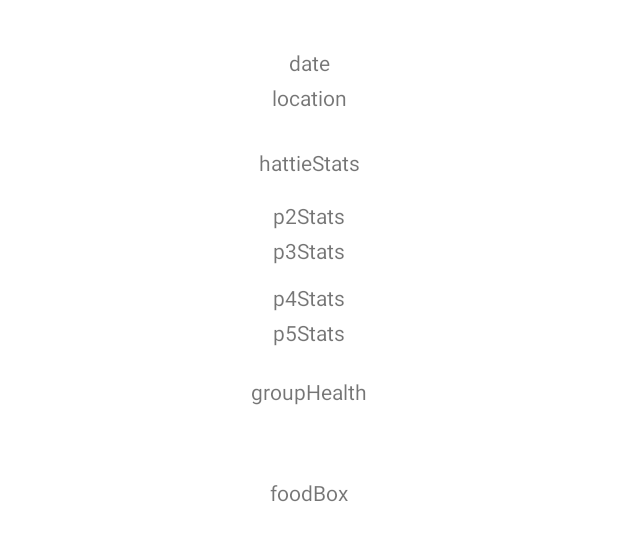
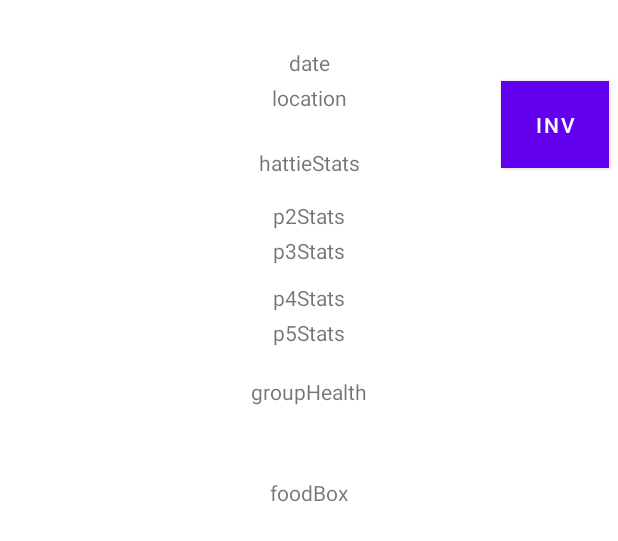
Before and after one commit to r-rennie/OregonTrail, an Android app: the layout activity_main.xml on its own in the app's theme, with its tools: preview values and no code run, on a phone screen of 412 x 824 dp. Shown: the top 541 px of the screen. Run offline under Robolectric (Android 15) with nearby library versions, the phone set to English and light mode, and no system bars.

Commit message:
Inventory button

```diff
--- a/app/src/main/res/layout/activity_main.xml
+++ b/app/src/main/res/layout/activity_main.xml
@@ -255,10 +255,26 @@
         android:layout_width="wrap_content"
         android:layout_height="wrap_content"
         android:layout_marginEnd="731dp"
+        android:background="@drawable/oregontrailtitle"
         android:visibility="gone"
         app:layout_constraintEnd_toEndOf="parent"
         app:layout_constraintTop_toTopOf="parent"
-        app:srcCompat="@drawable/oregontrailtitle"
-        android:background="@drawable/oregontrailtitle"/>
+        app:srcCompat="@drawable/oregontrailtitle" />
+
+    <Button
+        android:id="@+id/inventoryButton"
+        android:layout_width="72dp"
+        android:layout_height="58dp"
+        android:layout_marginStart="343dp"
+        android:layout_marginTop="8dp"
+        android:layout_marginEnd="16dp"
+        android:layout_marginBottom="666dp"
+        android:background="#4CAF50"
+        android:backgroundTint="#8BC34A"
+        android:text="INV"
+        app:layout_constraintBottom_toBottomOf="parent"
+        app:layout_constraintEnd_toEndOf="parent"
+        app:layout_constraintStart_toStartOf="parent"
+        app:layout_constraintTop_toTopOf="parent" />
 
 </androidx.constraintlayout.widget.ConstraintLayout>
```
Also changed, not shown: app/src/main/java/com/example/mp2_mvp/MainActivity.java (+22 -1 lines).
